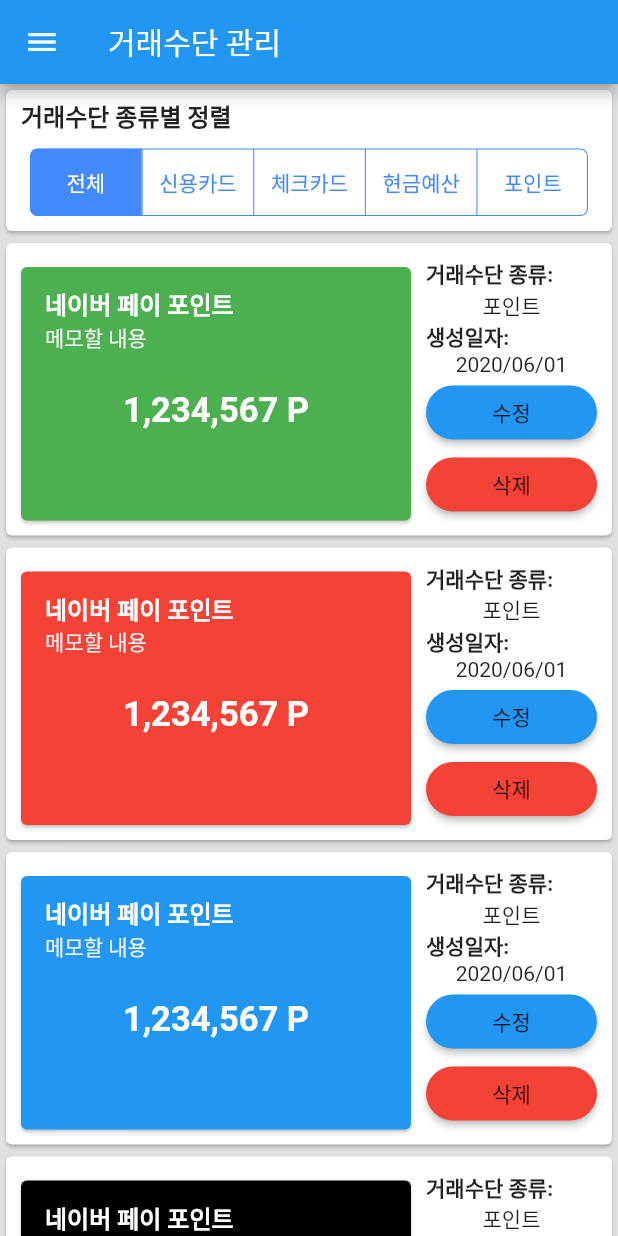
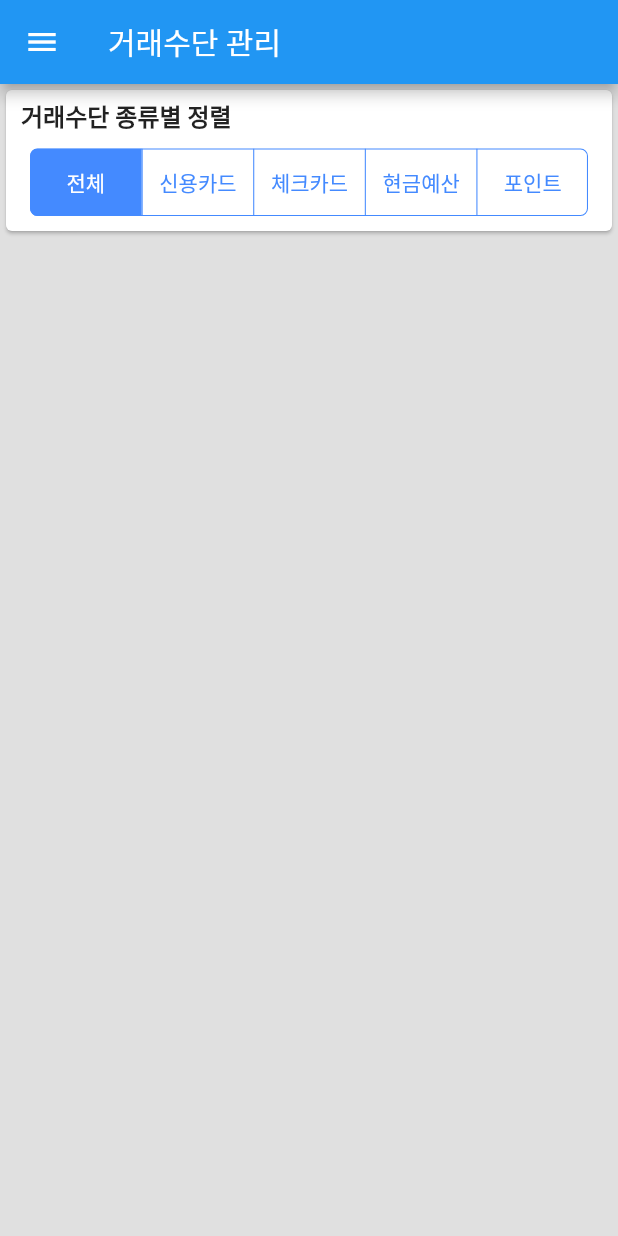
Before and after one commit to kjunha/unnamed-flutter-project, a Flutter app: the MethodList screen opened by its route, on a phone screen of 412 x 824 dp. Run offline on Flutter 3.47's test engine with Material 2 defaults, Android fonts, the phone set to English and light mode, and no system bars; drawn by our look-alikes of material_segmented_control; our stand-ins replace flutter_form_builder, flutter_slidable, grouped_list, hive, hive_flutter; accounts and stored records are empty; generated files the repository leaves out were written again.

```diff
--- a/lib/main.dart
+++ b/lib/main.dart
@@ -52,6 +52,12 @@ class _ExtraCreditAppState extends State<ExtraCreditApp> {
           final RecordKeySet valueSet = setting.arguments;
           return MaterialPageRoute(
             builder: (_) => RecordForm.edit(valueSet.record, valueSet.key)
+          );
+        }
+        if(setting.name == '/methods/edit') {
+          final Method valueSet = setting.arguments;
+          return MaterialPageRoute(
+            builder: (_) => MethodForm.edit(valueSet)
           );
         }
         return MaterialPageRoute(builder: (_) => Scaffold(
--- a/lib/method_list.dart
+++ b/lib/method_list.dart
@@ -1,6 +1,9 @@
 import 'package:flutter/material.dart';
+import 'package:hive/hive.dart';
 import 'package:material_segmented_control/material_segmented_control.dart';
 import './drawer_common.dart';
+import './source_common.dart';
+import './model/method.dart';
 
 class MethodList extends StatefulWidget {
   @override
@@ -16,11 +19,22 @@ class _MethodListState extends State<MethodList> {
     3:Text('현금예산'),
     4:Text('포인트'),
   };
-  var _segctrSelection = 0;
 
-  //Dummy Field
-  var _dummy = [Colors.green, Colors.red, Colors.blue, Colors.black];
+  //state fields
+  List<Method> methodList;
+  var _segctrSelection;
 
+  @override
+  void initState() {
+    super.initState();
+    methodList = [];
+    _segctrSelection = 0;
+    Box box = Hive.box('methods');
+    List<dynamic> keys = box.keys.toList();
+    for (dynamic key in keys) {
+      methodList.add(box.get(key));
+    }
+  }
 
   @override
   Widget build(BuildContext context) {
@@ -54,7 +68,7 @@ class _MethodListState extends State<MethodList> {
             ],
           ),),
           Flexible(child: ListView.builder(
-            itemCount: _dummy.length,
+            itemCount: methodList.length,
             itemBuilder: _buildPointWallet,
           ),)
         ],
@@ -66,16 +80,19 @@ class _MethodListState extends State<MethodList> {
   Widget _buildPointWallet(BuildContext context, int i) {
     return Card(child: Row(crossAxisAlignment: CrossAxisAlignment.end, children: <Widget>[
       Container(width:280, child: Card(
-        color: _dummy[i],
+        color: Color(methodList[i].colorHex),
         margin: EdgeInsets.symmetric(vertical: 10,horizontal:10),
         child: Column(
           children: <Widget>[
             ListTile(
-              title: Text('네이버 페이 포인트', style: TextStyle(color: Colors.white, fontWeight: FontWeight.bold),),
-              subtitle: Text('메모할 내용', style: TextStyle(color: Colors.grey[200]),),
+              title: Text(methodList[i].name, style: TextStyle(color: Colors.white, fontWeight: FontWeight.bold),),
+              subtitle: Text(methodList[i].description, style: TextStyle(color: Colors.grey[200]),),
             ),
             SizedBox(height: 10,),
-            Center(child: Text('1,234,567 P', style: TextStyle(fontSize: 23, color: Colors.white, fontWeight: FontWeight.bold),),),
+            Center(child: Text(
+              buildCurrencyString(getMethodTotal(methodList[i]), methodList[i].type == 'point'),
+              style: TextStyle(fontSize: 23, color: Colors.white, fontWeight: FontWeight.bold),
+            ),),
             SizedBox(height: 60,),
           ],
         ),
@@ -87,9 +104,9 @@ class _MethodListState extends State<MethodList> {
           mainAxisAlignment: MainAxisAlignment.end,
           children: <Widget>[
             Text('거래수단 종류:',style: TextStyle(fontWeight: FontWeight.bold),),
-            Center(child:Text('포인트')),
+            Center(child:Text(methodList[i].type)),
             Text('생성일자:',style: TextStyle(fontWeight: FontWeight.bold),),
-            Center(child:Text('2020/06/01')),
+            Center(child:Text(df.format(methodList[i].dateCreated))),
             ButtonTheme(
               child: RaisedButton(
                 child: Text('수정'),
--- a/lib/model/method.dart
+++ b/lib/model/method.dart
@@ -19,6 +19,8 @@ class Method {
   double incSubtotal; //Subtotal for income
   @HiveField(8)
   double expSubTotal; //Subtotal for expenditure
+  @HiveField(9)
+  DateTime dateCreated;
 
-  Method(this.name, this.description, this.type, this.colorHex, this.isIncluded, this.isMain, this.incSubtotal, this.expSubTotal);
+  Method(this.name, this.description, this.type, this.colorHex, this.isIncluded, this.isMain, this.incSubtotal, this.expSubTotal, this.dateCreated);
 }
```
Also changed, not shown: lib/method_form.dart (+11 -1 lines), lib/record_form.dart (+9 -6 lines), lib/model/method.g.dart.
